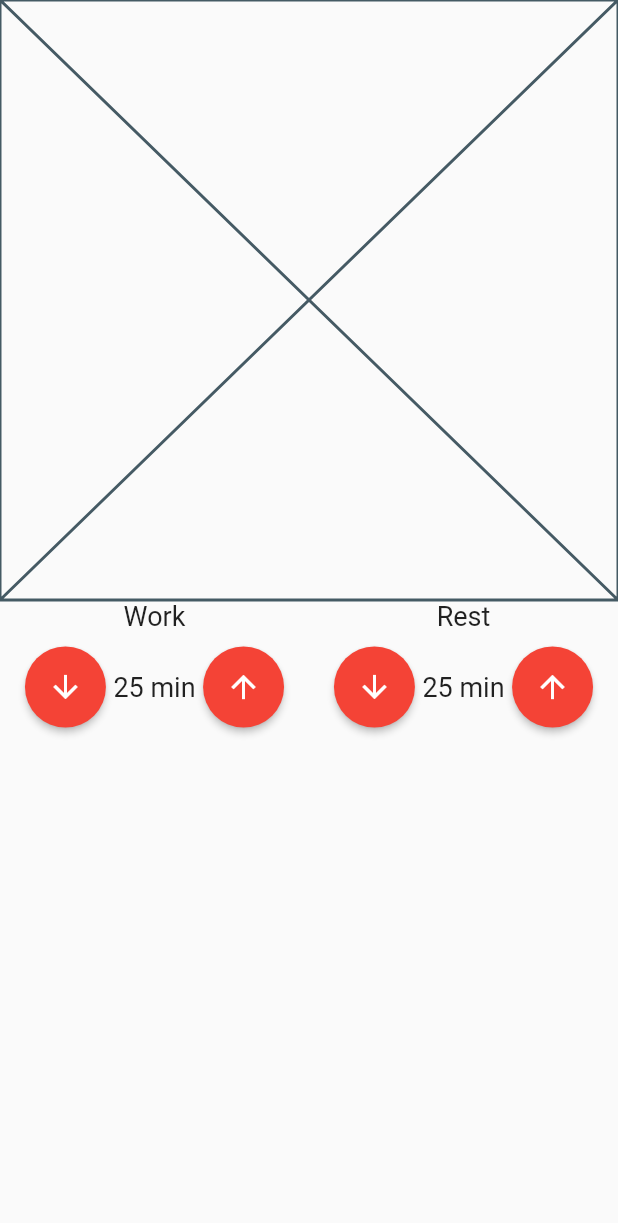
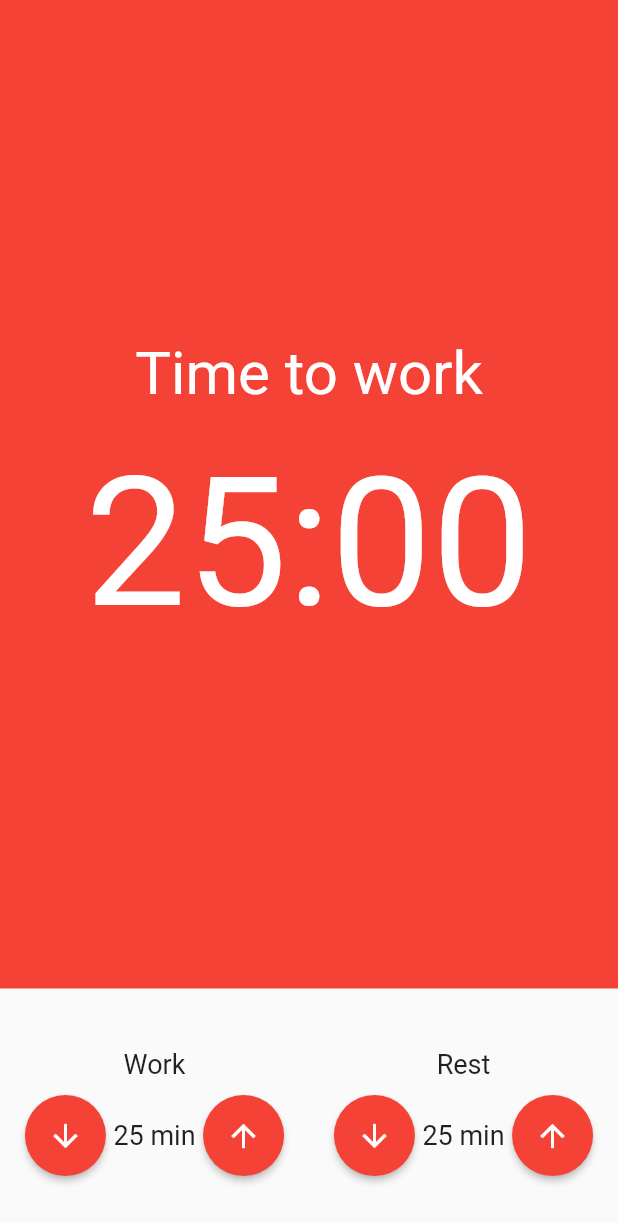
Before and after one commit to HenriqueCisi/project_pomodoro, a Flutter app: the screen it shows after launch, on a phone screen of 412 x 824 dp. Shown: the top 1223 px of the screen. Run offline on Flutter 3.47's test engine with Material 2 defaults, Android fonts, the phone set to English and light mode, and no system bars; our stand-ins replace flutter_mobx, mobx; generated files the repository leaves out were written again.

Commit message:
adds cronometer widget

```diff
--- /dev/null
+++ b/lib/components/cronometer.dart
@@ -0,0 +1,33 @@
+import 'package:flutter/material.dart';
+import 'package:flutter/src/widgets/framework.dart';
+import 'package:flutter/src/widgets/placeholder.dart';
+
+class Cronometer extends StatelessWidget {
+  const Cronometer({super.key});
+
+  @override
+  Widget build(BuildContext context) {
+    return Container(
+      color: Colors.red,
+      child: Column(
+          mainAxisAlignment: MainAxisAlignment.center,
+          crossAxisAlignment: CrossAxisAlignment.center,
+          children: const [
+            Text(
+              'Time to work',
+              style: TextStyle(
+                fontSize: 40,
+                color: Colors.white,
+              ),
+            ),
+            SizedBox(
+              height: 20,
+            ),
+            Text(
+              '25:00',
+              style: TextStyle(fontSize: 120, color: Colors.white),
+            )
+          ]),
+    );
+  }
+}
--- a/lib/pages/pomodoro.dart
+++ b/lib/pages/pomodoro.dart
@@ -1,4 +1,5 @@
 import 'package:flutter/material.dart';
+import 'package:project_pomodoro/components/cronometer.dart';
 import 'package:project_pomodoro/components/input_time.dart';
 
 class Pomodoro extends StatelessWidget {
@@ -8,14 +9,18 @@ class Pomodoro extends StatelessWidget {
   Widget build(BuildContext context) {
     return Scaffold(
       body: Column(
+        crossAxisAlignment: CrossAxisAlignment.stretch,
         children: [
-          const Placeholder(),
-          Row(
-            mainAxisAlignment: MainAxisAlignment.spaceAround,
-            children: const [
-              InputTime(value: 25, title: 'Work'),
-              InputTime(value: 25, title: 'Rest'),
-            ],
+          const Expanded(child: Cronometer()),
+          Padding(
+            padding: const EdgeInsets.symmetric(vertical: 40),
+            child: Row(
+              mainAxisAlignment: MainAxisAlignment.spaceAround,
+              children: const [
+                InputTime(value: 25, title: 'Work'),
+                InputTime(value: 25, title: 'Rest'),
+              ],
+            ),
           )
         ],
       ),
```
